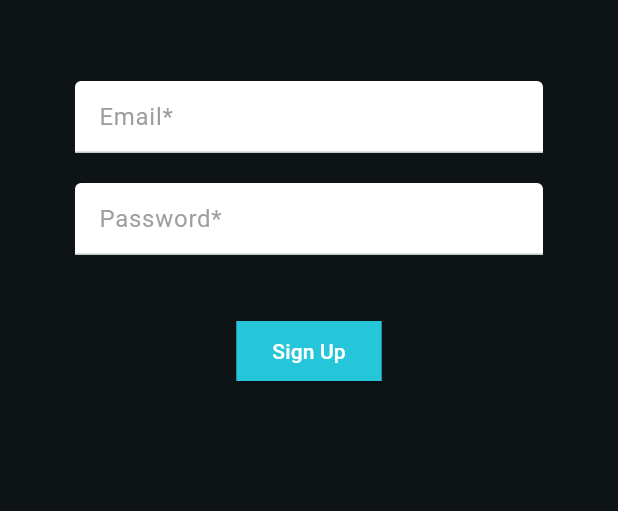
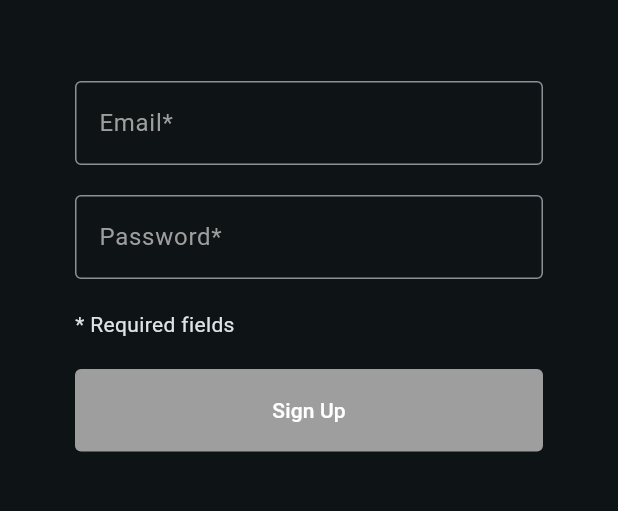
Before and after one commit to Movielingo/movielingo_app, a Flutter app: the screen it shows after launch, after a tap on "Sign Up", on a phone screen of 412 x 824 dp, the part 63-574 px from its top. Run offline on Flutter 3.47's test engine with Material 3 defaults, Android fonts, the phone set to English and light mode, and no system bars; our stand-ins replace cloud_firestore, firebase_auth, firebase_core, go_router, logger; accounts and stored records are empty.

Commit message:
feat(*):add proper error msg & glob. button styles

```diff
--- a/lib/main.dart
+++ b/lib/main.dart
@@ -38,6 +38,23 @@ class MyApp extends StatelessWidget {
               seedColor: Colors.cyan,
               brightness: Brightness.dark,
             ),
+            elevatedButtonTheme: ElevatedButtonThemeData(
+              style: ButtonStyle(
+                shape: MaterialStateProperty.all(
+                  RoundedRectangleBorder(
+                    borderRadius: BorderRadius.circular(4),
+                  ),
+                ),
+                backgroundColor: MaterialStateProperty.resolveWith(
+                  (states) {
+                    if (states.contains(MaterialState.disabled)) {
+                      return Colors.grey;
+                    }
+                    return Colors.cyan;
+                  },
+                ),
+              ),
+            ),
           ),
           routerConfig: _router),
     );
--- a/lib/screens/authenticate/sign_in.dart
+++ b/lib/screens/authenticate/sign_in.dart
@@ -1,5 +1,6 @@
 import 'package:flutter/material.dart';
 import 'package:movielingo_app/services/auth.dart';
+import 'package:movielingo_app/utils/snackbar_helper.dart';
 
 class SignIn extends StatefulWidget {
   final Function toggleView;
@@ -18,6 +19,13 @@ class _SignInState extends State<SignIn> {
   String email = '';
   String password = '';
   String error = '';
+  bool isButtonEnabled = false;
+
+  void _updateButtonState() {
+    setState(() {
+      isButtonEnabled = _formKey.currentState?.validate() ?? false;
+    });
+  }
 
   @override
   Widget build(BuildContext context) {
@@ -38,63 +46,60 @@ class _SignInState extends State<SignIn> {
           padding: const EdgeInsets.symmetric(vertical: 20.0, horizontal: 50.0),
           child: Form(
             key: _formKey,
+            onChanged: _updateButtonState,
             child: Column(children: <Widget>[
               const SizedBox(height: 20.0),
               TextFormField(
                   decoration: const InputDecoration(
-                    hintText: 'Email',
+                    hintText: 'Email*',
                     hintStyle: TextStyle(color: Colors.grey),
-                    fillColor: Colors.white,
-                    filled: true,
+                    border: OutlineInputBorder(),
                   ),
                   validator: (val) => val!.isEmpty ? 'Enter an email' : null,
-                  style: const TextStyle(color: Colors.black),
                   onChanged: (val) {
                     setState(() => email = val);
                   }),
               const SizedBox(height: 20.0),
               TextFormField(
                 decoration: const InputDecoration(
-                  hintText: 'Password',
+                  hintText: 'Password*',
                   hintStyle: TextStyle(color: Colors.grey),
-                  fillColor: Colors.white,
-                  filled: true,
+                  border: OutlineInputBorder(),
                 ),
                 validator: (val) =>
                     val!.length < 6 ? 'Enter a password 6+ chars long' : null,
-                style: const TextStyle(color: Colors.black),
                 obscureText: true,
                 onChanged: (val) {
                   setState(() => password = val);
                 },
               ),
               const SizedBox(height: 20.0),
-              ElevatedButton(
-                  style: ElevatedButton.styleFrom(
-                    backgroundColor: Colors.cyan[400],
-                    shape: RoundedRectangleBorder(
-                      borderRadius: BorderRadius.circular(0),
+              const Align(
+                alignment: Alignment.centerLeft,
+                child: Text('* Required fields'),
               ),
-                  ),
-                  onPressed: () async {
+              const SizedBox(height: 20.0),
+              SizedBox(
+                width: double.infinity,
+                height: 55.0,
+                child: ElevatedButton(
+                    onPressed: isButtonEnabled
+                        ? () async {
                             if (_formKey.currentState!.validate()) {
-                      dynamic result = await _auth.signInWithEmailAndPassword(
-                          email, password);
-                      if (result == null) {
-                        setState(() =>
-                            error = 'Could not sign in with those credentials');
+                              dynamic result = await _auth
+                                  .signInWithEmailAndPassword(email, password);
+                              if (result == null && mounted) {
+                                showErrorSnackBar(context,
+                                    'Could not sign in with those credentials');
                               }
                             }
-                  },
+                          }
+                        : null,
                     child: const Text(
                       'Sign in',
                       style: TextStyle(color: Colors.white),
                     )),
-              const SizedBox(height: 12.0),
-              Text(
-                error,
-                style: const TextStyle(color: Colors.red, fontSize: 14.0),
-              )
+              ),
             ]),
           )),
     );
--- a/lib/screens/authenticate/sign_up.dart
+++ b/lib/screens/authenticate/sign_up.dart
@@ -1,6 +1,7 @@
 import 'package:flutter/material.dart';
 import 'package:go_router/go_router.dart';
 import 'package:movielingo_app/services/auth.dart';
+import 'package:movielingo_app/utils/snackbar_helper.dart';
 import 'package:movielingo_app/utils/validation_utils.dart';
 
 class SignUp extends StatefulWidget {
@@ -20,6 +21,13 @@ class _SignUpState extends State<SignUp> {
   String email = '';
   String password = '';
   String error = '';
+  bool isButtonEnabled = false;
+
+  void _updateButtonState() {
+    setState(() {
+      isButtonEnabled = _formKey.currentState?.validate() ?? false;
+    });
+  }
 
   @override
   Widget build(BuildContext context) {
@@ -40,17 +48,16 @@ class _SignUpState extends State<SignUp> {
           padding: const EdgeInsets.symmetric(vertical: 20.0, horizontal: 50.0),
           child: Form(
             key: _formKey,
+            onChanged: _updateButtonState,
             child: Column(children: <Widget>[
               const SizedBox(height: 20.0),
               TextFormField(
                   decoration: const InputDecoration(
                     hintText: 'Email*',
                     hintStyle: TextStyle(color: Colors.grey),
-                    fillColor: Colors.white,
-                    filled: true,
+                    border: OutlineInputBorder(),
                   ),
                   validator: (val) => val!.isEmpty ? 'Enter an email' : null,
-                  style: const TextStyle(color: Colors.black),
                   onChanged: (val) {
                     setState(() => email = val);
                   }),
@@ -59,11 +66,9 @@ class _SignUpState extends State<SignUp> {
                 decoration: const InputDecoration(
                   hintText: 'Password*',
                   hintStyle: TextStyle(color: Colors.grey),
-                  fillColor: Colors.white,
-                  filled: true,
+                  border: OutlineInputBorder(),
                 ),
                 validator: (val) => ValidationUtils.validatePassword(val),
-                style: const TextStyle(color: Colors.black),
                 obscureText: true,
                 onChanged: (val) {
                   setState(() => password = val);
@@ -71,33 +76,42 @@ class _SignUpState extends State<SignUp> {
               ),
               // TODO: add confirm password field here
               const SizedBox(height: 20.0),
+              const Align(
+                alignment: Alignment.centerLeft,
+                child: Text('* Required fields'),
+              ),
               const SizedBox(height: 20.0),
-              ElevatedButton(
-                  style: ElevatedButton.styleFrom(
-                    backgroundColor: Colors.cyan[400],
-                    shape: RoundedRectangleBorder(
-                      borderRadius: BorderRadius.circular(0),
-                    ),
-                  ),
-                  onPressed: () async {
+              SizedBox(
+                width: double.infinity,
+                height: 55.0,
+                child: ElevatedButton(
+                  onPressed: isButtonEnabled
+                      ? () async {
                           if (_formKey.currentState!.validate()) {
                             AuthResult result =
                                 await _auth.registerWithEmailAndPassword(
-                              email, password, 'german', 'english', 'b1');
-                      if (result.user == null) {
-                        setState(() => error = result.errorMessage ??
-                            'An unexpected error occurred.');
+                              email,
+                              password,
+                              'german',
+                              'english',
+                              'b1',
+                            );
+                            if (result.user == null && mounted) {
+                              showErrorSnackBar(context, result.errorMessage!);
                             } else {
                               // Navigate after the async operation completes
                               if (!mounted) return;
                               context.go('/');
                             }
                           }
-                  },
+                        }
+                      : null,
                   child: const Text(
                     'Sign Up',
                     style: TextStyle(color: Colors.white),
-                  )),
+                  ),
+                ),
+              ),
               const SizedBox(height: 12.0),
               Text(
                 error,
```
Also changed, not shown: lib/screens/user_information.dart (+4 -8 lines), lib/utils/snackbar_helper.dart (added, +10 -0 lines). Lines whose indentation alone changed are shown as unchanged.
